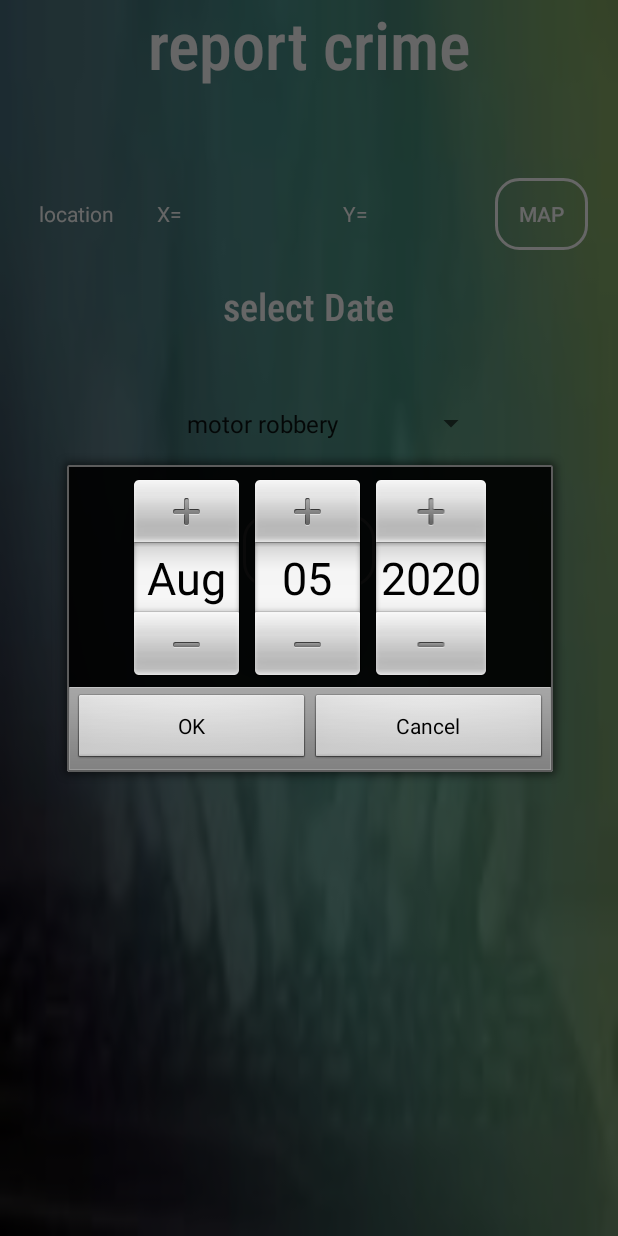
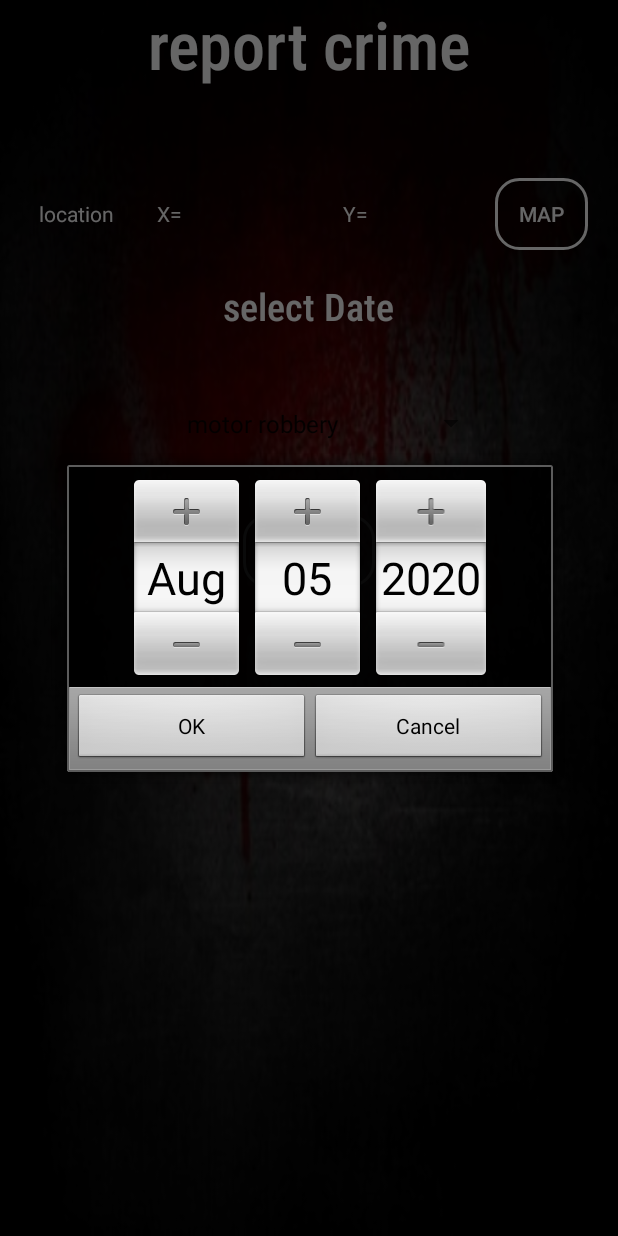
Before and after one commit to sharif-dev/-JormYab, an Android app: the SubmitCrime screen opened directly, with no data from a screen before it, after a tap on "select Date", on a phone screen of 412 x 824 dp. Run offline under Robolectric (Android 15) with nearby library versions, the phone set to English and light mode, and no system bars; 2 other taps on this screen came first.

Commit message:
is completing ....

```diff
--- a/JormYab/app/src/main/res/layout/submit_crime.xml
+++ b/JormYab/app/src/main/res/layout/submit_crime.xml
@@ -5,7 +5,7 @@
     android:layout_height="match_parent"
     android:orientation="vertical"
     xmlns:app="http://schemas.android.com/apk/res-auto"
-    android:background="@drawable/bg1">
+    android:background="@drawable/subcrime_background">
     <TextView
         android:id="@+id/welcome_crime"
         android:layout_width="wrap_content"
@@ -58,7 +58,7 @@
             android:textColor="@color/white"
             android:layout_height="wrap_content"
             android:ems="10"
-            android:text="not set"
+            android:text=""
 
             app:layout_constraintEnd_toStartOf="@+id/textView3"
             tools:layout_editor_absoluteY="123dp"
@@ -81,7 +81,7 @@
 
             android:layout_height="wrap_content"
             android:ems="10"
-            android:text="not set"
+            android:text=""
             app:layout_constraintEnd_toStartOf="@+id/location_btn_crime"
             app:layout_constraintStart_toEndOf="@+id/textView3"
             tools:layout_editor_absoluteY="123dp"
@@ -130,7 +130,6 @@
         android:layout_height="wrap_content"
         android:layout_gravity="center_horizontal"
         android:layout_margin="20dp"
-
         android:padding="30dp"
  />
 
--- a/JormYab/app/src/main/res/values/styles.xml
+++ b/JormYab/app/src/main/res/values/styles.xml
@@ -10,4 +10,5 @@
     </style>
 
 
+
 </resources>
```
Also changed, not shown: JormYab/app/src/main/java/com/example/jormyab/SubmitCrime.java (+8 -6 lines), JormYab/app/src/main/res/drawable/logo.png (added), JormYab/app/src/main/res/drawable/subcrime_background.jpg (added).
